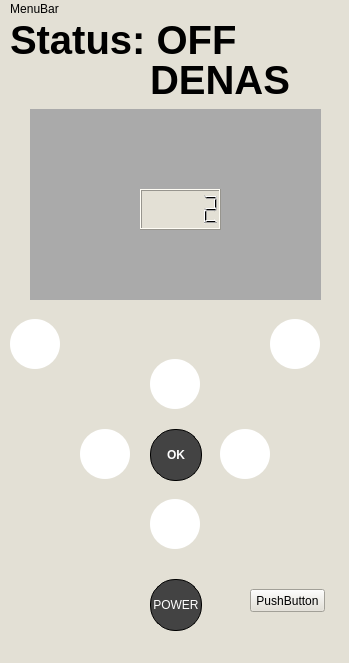
This is MyGUI/mainwindow.ui in CodexJeff/MCT-Device-Interface as Qt 5 draws it before an edit. The edited form follows.
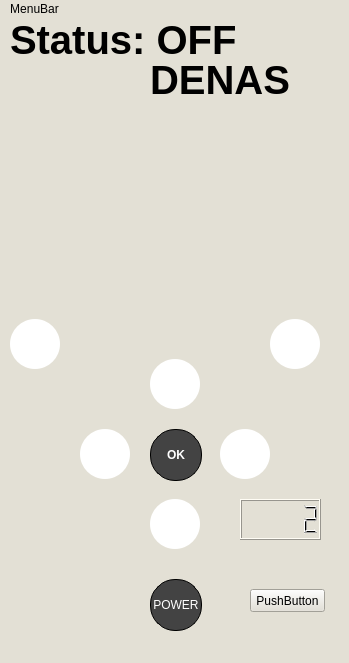
This is the edited form. Icons and pictures are not drawn.

Commit message: Disabled re-sizing and added new QWidget with Button inside

Patch:
```diff
--- a/MyGUI/mainwindow.ui
+++ b/MyGUI/mainwindow.ui
@@ -323,27 +323,11 @@
      <string>DENAS</string>
     </property>
    </widget>
-   <widget class="QLabel" name="label_3">
-    <property name="geometry">
-     <rect>
-      <x>30</x>
-      <y>90</y>
-      <width>291</width>
-      <height>191</height>
-     </rect>
-    </property>
-    <property name="styleSheet">
-     <string notr="true">background: #aaaaaa;</string>
-    </property>
-    <property name="text">
-     <string/>
-    </property>
-   </widget>
    <widget class="QLCDNumber" name="lcdNumber">
     <property name="geometry">
      <rect>
-      <x>140</x>
-      <y>170</y>
+      <x>240</x>
+      <y>480</y>
       <width>81</width>
       <height>41</height>
      </rect>
@@ -365,6 +349,22 @@
      <string>PushButton</string>
     </property>
    </widget>
+   <widget class="QWidget" name="widget" native="true">
+    <property name="geometry">
+     <rect>
+      <x>30</x>
+      <y>90</y>
+      <width>291</width>
+      <height>191</height>
+     </rect>
+    </property>
+    <property name="contextMenuPolicy">
+     <enum>Qt::ActionsContextMenu</enum>
+    </property>
+    <property name="styleSheet">
+     <string notr="true"/>
+    </property>
+   </widget>
    <zorder>pushButton_6</zorder>
    <zorder>Bluetooth_On</zorder>
    <zorder>pushButton_3</zorder>
```
Left out of the diff: 2 changed lines with no effect on the pictures. The commit also changes 1 other file.
